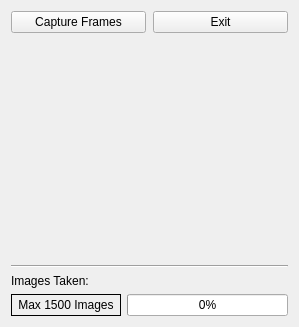
Dsharris85/Point-Cloud-Project, file UI Testing/convertedcapdata/capturedata.ui: the form before one commit.
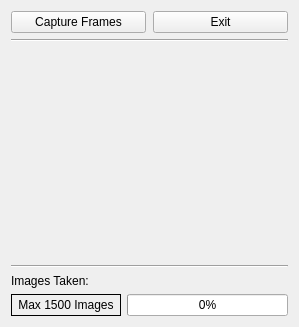
The form after the commit.

Patch:
```diff
--- a/UI Testing/convertedcapdata/capturedata.ui
+++ b/UI Testing/convertedcapdata/capturedata.ui
@@ -58,6 +58,13 @@
        </item>
       </layout>
      </item>
+     <item>
+      <widget class="Line" name="line_2">
+       <property name="orientation">
+        <enum>Qt::Horizontal</enum>
+       </property>
+      </widget>
+     </item>
      <item>
       <widget class="QLabel" name="VideoFeed">
        <property name="sizePolicy">
```
